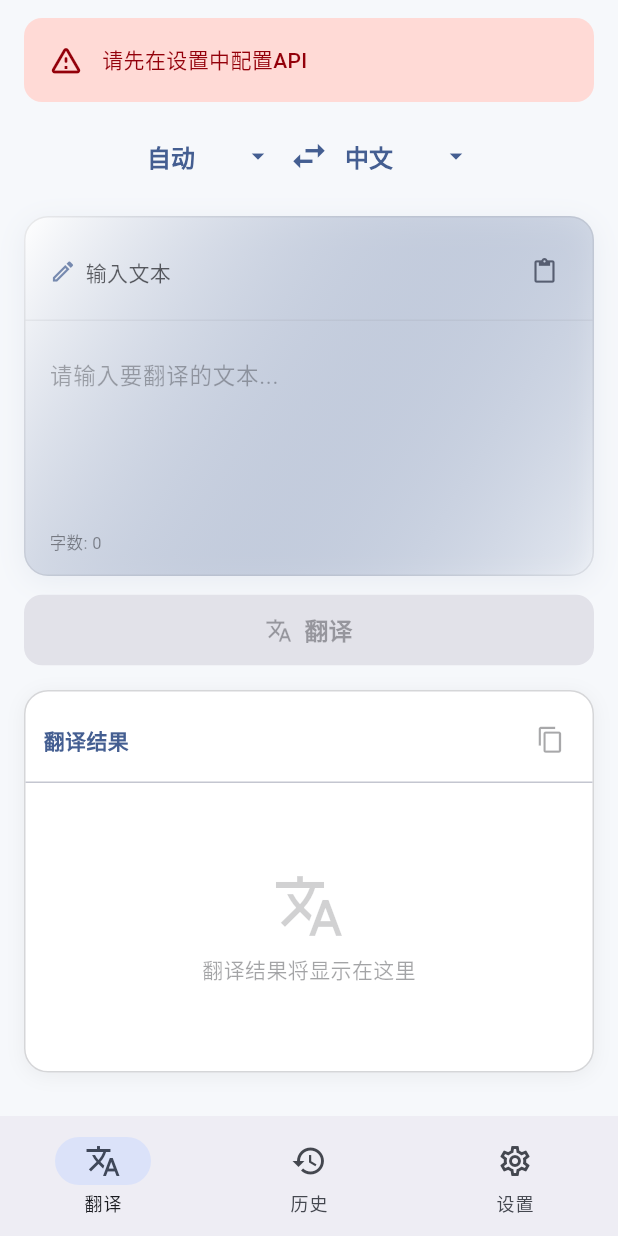
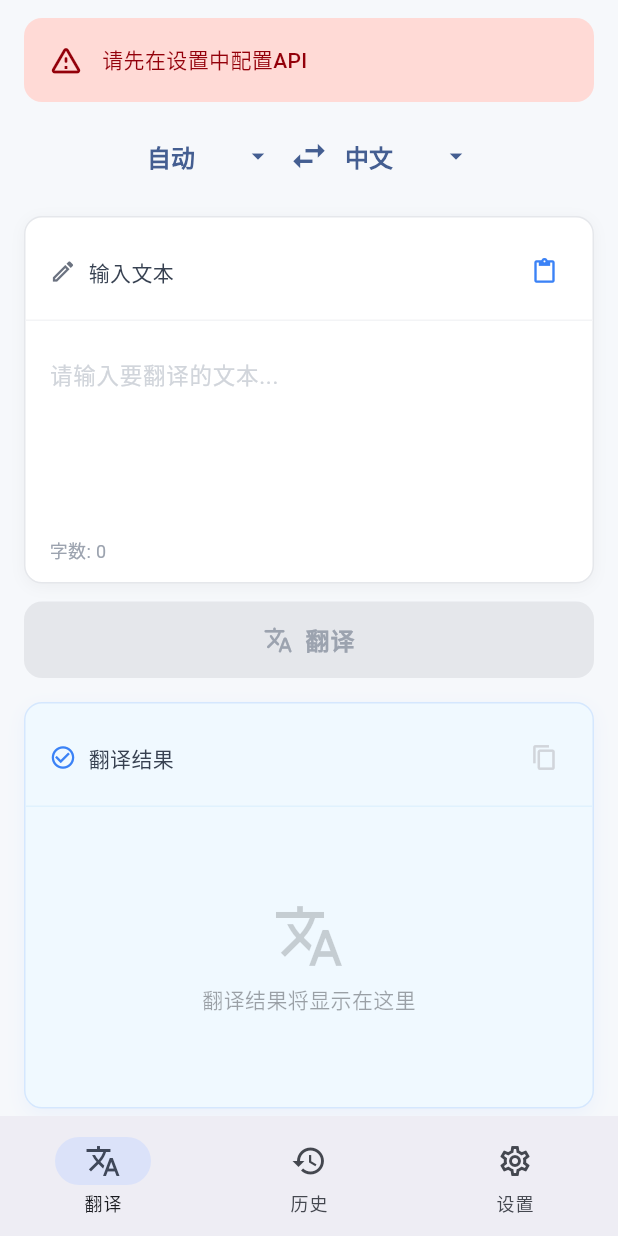
Before and after one commit to foraeu/mini_translate, a Flutter app: the screen it shows after launch, on a phone screen of 412 x 824 dp. Run offline on Flutter 3.47's test engine with Material 3 defaults, Android fonts, the phone set to English and light mode, and no system bars; our stand-ins replace dio, flutter_secure_storage, shared_preferences.

Commit message:
Adjust the input/output area and the translate button

```diff
--- a/lib/screens/home_screen.dart
+++ b/lib/screens/home_screen.dart
@@ -166,7 +166,20 @@ class HomeScreen extends StatelessWidget {
         translationProvider.sourceText.isNotEmpty &&
         !translationProvider.isTranslating;
 
-    return ElevatedButton(
+    return Container(
+      decoration: BoxDecoration(
+        borderRadius: BorderRadius.circular(12),
+        boxShadow: isEnabled
+            ? [
+                BoxShadow(
+                  color: const Color(0xFF3B82F6).withOpacity(0.25),
+                  blurRadius: 12,
+                  offset: const Offset(0, 4),
+                ),
+              ]
+            : null,
+      ),
+      child: ElevatedButton(
         onPressed: isEnabled
             ? () {
                 final config = configProvider.currentConfig;
@@ -176,49 +189,45 @@ class HomeScreen extends StatelessWidget {
               }
             : null,
         style: ElevatedButton.styleFrom(
-        padding: const EdgeInsets.symmetric(vertical: 12),
-        backgroundColor: Theme.of(context).colorScheme.primary,
-        foregroundColor: Theme.of(context).colorScheme.onPrimary,
-        disabledBackgroundColor:
-            Theme.of(context).colorScheme.surfaceContainerHighest,
+          padding: const EdgeInsets.symmetric(vertical: 14),
+          backgroundColor: const Color(0xFF3B82F6), // Tailwind Blue
+          foregroundColor: Colors.white,
+          disabledBackgroundColor: const Color(0xFFE5E7EB), // Gray-200
+          disabledForegroundColor: const Color(0xFF9CA3AF), // Gray-400
           shape: RoundedRectangleBorder(
             borderRadius: BorderRadius.circular(12),
           ),
-        elevation: 2,
+          elevation: 0,
         ),
         child: translationProvider.isTranslating
-          ? SizedBox(
+            ? const SizedBox(
                 height: 20,
                 width: 20,
                 child: CircularProgressIndicator(
-                strokeWidth: 2,
-                color: Theme.of(context).colorScheme.onPrimary,
+                  strokeWidth: 2.5,
+                  color: Colors.white,
                 ),
               )
             : Row(
                 mainAxisAlignment: MainAxisAlignment.center,
                 children: [
                   Icon(
-                  Icons.translate,
-                  color: isEnabled
-                      ? Theme.of(context).colorScheme.onPrimary
-                      : Theme.of(context).colorScheme.onSurface.withOpacity(0.38),
+                    Icons.translate_rounded,
+                    color: isEnabled ? Colors.white : const Color(0xFF9CA3AF),
+                    size: 20,
                   ),
                   const SizedBox(width: 8),
                   Text(
                     '翻译',
                     style: TextStyle(
                       fontSize: 16,
-                    fontWeight: FontWeight.bold,
-                    color: isEnabled
-                        ? Theme.of(context).colorScheme.onPrimary
-                        : Theme.of(context)
-                            .colorScheme
-                            .onSurface
-                            .withOpacity(0.38),
+                      fontWeight: FontWeight.w600,
+                      letterSpacing: 0.5,
+                      color: isEnabled ? Colors.white : const Color(0xFF9CA3AF),
                     ),
                   ),
                 ],
+              ),
       ),
     );
   }
--- a/lib/widgets/translation_input.dart
+++ b/lib/widgets/translation_input.dart
@@ -65,49 +65,41 @@ class _TranslationInputState extends State<TranslationInput> {
   Widget build(BuildContext context) {
     return Container(
       decoration: BoxDecoration(
-        // 微妙的渐变背景（白色→极浅蓝）
-        gradient: LinearGradient(
-          begin: Alignment.topLeft,
-          end: Alignment.bottomRight,
-          colors: [
-            Colors.white,
-            Theme.of(context).colorScheme.primary.withOpacity(0.02),
-          ],
-        ),
-        borderRadius: BorderRadius.circular(16),
+        // 纯白背景,简约干净
+        color: Colors.white,
+        borderRadius: BorderRadius.circular(12),
         border: Border.all(
-          color: Theme.of(context).colorScheme.outline.withOpacity(0.15),
+          color: const Color(0xFFE5E7EB), // 浅灰边框
           width: 1,
         ),
         boxShadow: [
           BoxShadow(
-            color: Theme.of(context).colorScheme.primary.withOpacity(0.08),
-            blurRadius: 16,
-            offset: const Offset(0, 4),
-            spreadRadius: 0,
+            color: Colors.black.withOpacity(0.04),
+            blurRadius: 8,
+            offset: const Offset(0, 2),
           ),
         ],
       ),
       child: Column(
         crossAxisAlignment: CrossAxisAlignment.start,
         children: [
-          // 轻量化工具栏（去掉背景色）
+          // 轻量化工具栏
           Padding(
             padding: const EdgeInsets.fromLTRB(16, 12, 8, 8),
             child: Row(
               children: [
-                Icon(
+                const Icon(
                   Icons.edit_outlined,
                   size: 18,
-                  color: Theme.of(context).colorScheme.primary.withOpacity(0.7),
+                  color: Color(0xFF6B7280), // 中灰色
                 ),
-                const SizedBox(width: 6),
-                Text(
+                const SizedBox(width: 8),
+                const Text(
                   '输入文本',
                   style: TextStyle(
                     fontSize: 14,
                     fontWeight: FontWeight.w500,
-                    color: Theme.of(context).colorScheme.onSurface.withOpacity(0.7),
+                    color: Color(0xFF374151), // 深灰色
                   ),
                 ),
                 const Spacer(),
@@ -116,7 +108,7 @@ class _TranslationInputState extends State<TranslationInput> {
                   icon: const Icon(Icons.content_paste_outlined, size: 18),
                   onPressed: _pasteFromClipboard,
                   tooltip: '粘贴',
-                  color: Theme.of(context).colorScheme.secondary,
+                  color: const Color(0xFF3B82F6), // Tailwind Blue
                   padding: const EdgeInsets.all(8),
                   constraints: const BoxConstraints(),
                   splashRadius: 20,
@@ -127,7 +119,7 @@ class _TranslationInputState extends State<TranslationInput> {
                     icon: const Icon(Icons.clear_rounded, size: 18),
                     onPressed: widget.onClear,
                     tooltip: '清除',
-                    color: Theme.of(context).colorScheme.error.withOpacity(0.7),
+                    color: const Color(0xFF9CA3AF), // 浅灰色
                     padding: const EdgeInsets.all(8),
                     constraints: const BoxConstraints(),
                     splashRadius: 20,
@@ -135,9 +127,9 @@ class _TranslationInputState extends State<TranslationInput> {
               ],
             ),
           ),
-          Divider(
+          const Divider(
             height: 1,
-            color: Theme.of(context).colorScheme.outline.withOpacity(0.1),
+            color: Color(0xFFF3F4F6), // 极浅灰分割线
           ),
           // 文本输入框
           Padding(
@@ -145,14 +137,19 @@ class _TranslationInputState extends State<TranslationInput> {
             child: TextField(
               controller: _controller,
               maxLines: 4,
-              decoration: InputDecoration(
+              decoration: const InputDecoration(
                 hintText: '请输入要翻译的文本...',
                 border: InputBorder.none,
                 hintStyle: TextStyle(
-                  color: Theme.of(context).colorScheme.onSurface.withOpacity(0.35),
+                  color: Color(0xFFD1D5DB), // 占位符浅灰
+                  fontSize: 15,
                 ),
               ),
-              style: const TextStyle(fontSize: 15, height: 1.5),
+              style: const TextStyle(
+                fontSize: 15,
+                height: 1.6,
+                color: Color(0xFF111827), // 深色文本
+              ),
               onChanged: widget.onTextChanged,
             ),
           ),
@@ -161,9 +158,9 @@ class _TranslationInputState extends State<TranslationInput> {
             padding: const EdgeInsets.fromLTRB(16, 0, 16, 12),
             child: Text(
               '字数: ${widget.wordCount}',
-              style: TextStyle(
-                fontSize: 11,
-                color: Theme.of(context).colorScheme.onSurface.withOpacity(0.5),
+              style: const TextStyle(
+                fontSize: 12,
+                color: Color(0xFF9CA3AF), // 次要文本灰色
               ),
             ),
           ),
--- a/lib/widgets/translation_output.dart
+++ b/lib/widgets/translation_output.dart
@@ -81,56 +81,69 @@ class _TranslationOutputState extends State<TranslationOutput> {
   Widget build(BuildContext context) {
     return Container(
       decoration: BoxDecoration(
-        color: Colors.white,
-        borderRadius: BorderRadius.circular(16),
+        // 极浅蓝背景,呼应主题色但不抢眼
+        color: const Color(0xFFF0F9FF), // blue-50
+        borderRadius: BorderRadius.circular(12),
         border: Border.all(
-          color: Theme.of(context).colorScheme.outline.withOpacity(0.3),
+          color: const Color(0xFF3B82F6).withOpacity(0.15), // Tailwind Blue 淡边框
+          width: 1,
         ),
         boxShadow: [
           BoxShadow(
-            color: Colors.black.withOpacity(0.05),
+            color: const Color(0xFF3B82F6).withOpacity(0.06),
             blurRadius: 10,
-            offset: const Offset(0, 2),
+            offset: const Offset(0, 4),
           ),
         ],
       ),
       child: Column(
         crossAxisAlignment: CrossAxisAlignment.start,
         children: [
-          // 工具栏
+          // 轻量化工具栏
           Padding(
-            padding: const EdgeInsets.fromLTRB(12, 8, 4, 4),
+            padding: const EdgeInsets.fromLTRB(16, 12, 8, 8),
             child: Row(
               children: [
-                Text(
+                const Icon(
+                  Icons.check_circle_outline,
+                  size: 18,
+                  color: Color(0xFF3B82F6), // Tailwind Blue
+                ),
+                const SizedBox(width: 8),
+                const Text(
                   '翻译结果',
                   style: TextStyle(
                     fontSize: 14,
-                    fontWeight: FontWeight.w600,
-                    color: Theme.of(context).colorScheme.primary,
+                    fontWeight: FontWeight.w500,
+                    color: Color(0xFF374151), // 深灰色
                   ),
                 ),
                 const Spacer(),
-                // 复制按钮 - 始终占位以保持高度一致
+                // 复制按钮
                 IconButton(
-                  icon: const Icon(Icons.copy, size: 19),
+                  icon: const Icon(Icons.copy_outlined, size: 18),
                   onPressed: (widget.text.isNotEmpty && !widget.isLoading)
                       ? () => _copyToClipboard(context)
                       : null,
                   tooltip: '复制',
-                  color: Theme.of(context).colorScheme.secondary,
+                  color: const Color(0xFF3B82F6), // Tailwind Blue
+                  disabledColor: const Color(0xFFD1D5DB), // 禁用时灰色
                   padding: const EdgeInsets.all(8),
                   constraints: const BoxConstraints(),
+                  splashRadius: 20,
                 ),
               ],
             ),
           ),
-          const Divider(height: 1),
+          const Divider(
+            height: 1,
+            color: Color(0xFFE0F2FE), // blue-100 分割线
+          ),
           // 翻译结果显示区域
           Padding(
-            padding: const EdgeInsets.all(12),
+            padding: const EdgeInsets.all(16),
             child: SizedBox(
-              height: 8 * 21.0, // 增加到8行的高度
+              height: 8 * 21.0, // 8行的高度
               child: _buildContent(context),
             ),
           ),
```
Lines whose indentation alone changed are shown as unchanged.
